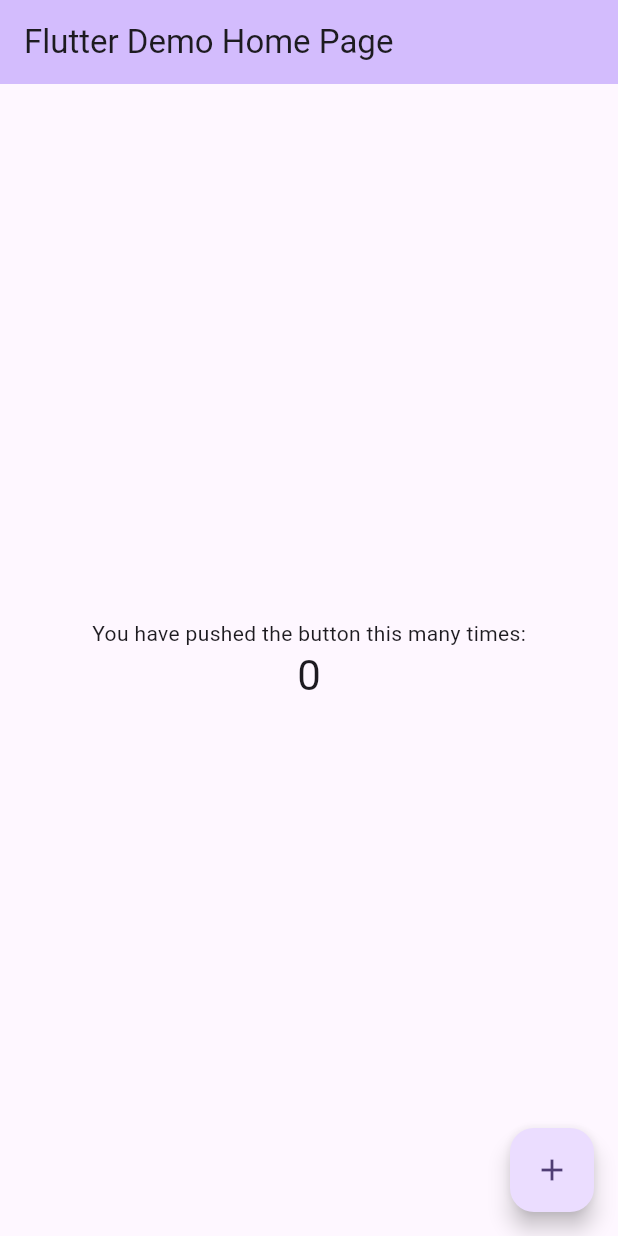
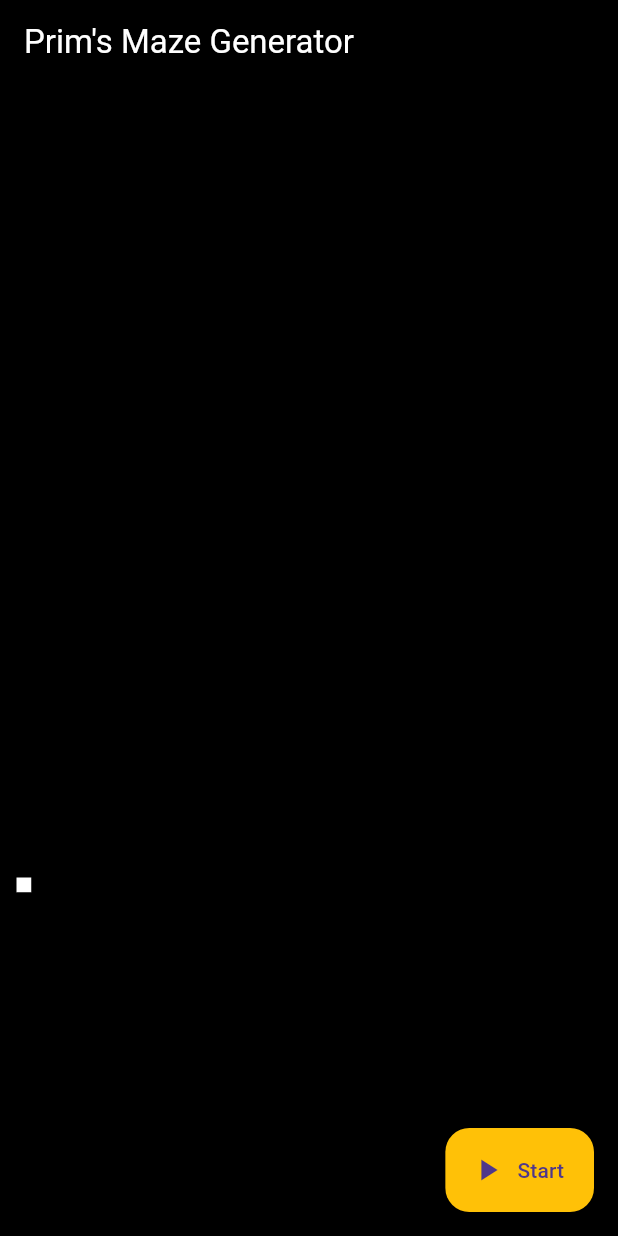
Before and after one commit to AnasNasr-afk/escape_maze, a Flutter app: the screen it shows after launch, on a phone screen of 412 x 824 dp. Run offline on Flutter 3.47's test engine with Material 3 defaults, Android fonts, the phone set to English and light mode, and no system bars.

Commit message:
latest approach

```diff
--- a/lib/main.dart
+++ b/lib/main.dart
@@ -1,122 +1,16 @@
 import 'package:flutter/material.dart';
+import 'maze_screen.dart';
 
-void main() {
-  runApp(const MyApp());
-}
+void main() => runApp(MazeApp());
 
-class MyApp extends StatelessWidget {
-  const MyApp({super.key});
+class MazeApp extends StatelessWidget {
+  const MazeApp({super.key});
 
-  // This widget is the root of your application.
   @override
   Widget build(BuildContext context) {
     return MaterialApp(
-      title: 'Flutter Demo',
-      theme: ThemeData(
-        // This is the theme of your application.
-        //
-        // TRY THIS: Try running your application with "flutter run". You'll see
-        // the application has a purple toolbar. Then, without quitting the app,
-        // try changing the seedColor in the colorScheme below to Colors.green
-        // and then invoke "hot reload" (save your changes or press the "hot
-        // reload" button in a Flutter-supported IDE, or press "r" if you used
-        // the command line to start the app).
-        //
-        // Notice that the counter didn't reset back to zero; the application
-        // state is not lost during the reload. To reset the state, use hot
-        // restart instead.
-        //
-        // This works for code too, not just values: Most code changes can be
-        // tested with just a hot reload.
-        colorScheme: ColorScheme.fromSeed(seedColor: Colors.deepPurple),
-      ),
-      home: const MyHomePage(title: 'Flutter Demo Home Page'),
+      home: MazeScreen(),
+      debugShowCheckedModeBanner: false,
     );
   }
 }
-
-class MyHomePage extends StatefulWidget {
-  const MyHomePage({super.key, required this.title});
-
-  // This widget is the home page of your application. It is stateful, meaning
-  // that it has a State object (defined below) that contains fields that affect
-  // how it looks.
-
-  // This class is the configuration for the state. It holds the values (in this
-  // case the title) provided by the parent (in this case the App widget) and
-  // used by the build method of the State. Fields in a Widget subclass are
-  // always marked "final".
-
-  final String title;
-
-  @override
-  State<MyHomePage> createState() => _MyHomePageState();
-}
-
-class _MyHomePageState extends State<MyHomePage> {
-  int _counter = 0;
-
-  void _incrementCounter() {
-    setState(() {
-      // This call to setState tells the Flutter framework that something has
-      // changed in this State, which causes it to rerun the build method below
-      // so that the display can reflect the updated values. If we changed
-      // _counter without calling setState(), then the build method would not be
-      // called again, and so nothing would appear to happen.
-      _counter++;
-    });
-  }
-
-  @override
-  Widget build(BuildContext context) {
-    // This method is rerun every time setState is called, for instance as done
-    // by the _incrementCounter method above.
-    //
-    // The Flutter framework has been optimized to make rerunning build methods
-    // fast, so that you can just rebuild anything that needs updating rather
-    // than having to individually change instances of widgets.
-    return Scaffold(
-      appBar: AppBar(
-        // TRY THIS: Try changing the color here to a specific color (to
-        // Colors.amber, perhaps?) and trigger a hot reload to see the AppBar
-        // change color while the other colors stay the same.
-        backgroundColor: Theme.of(context).colorScheme.inversePrimary,
-        // Here we take the value from the MyHomePage object that was created by
-        // the App.build method, and use it to set our appbar title.
-        title: Text(widget.title),
-      ),
-      body: Center(
-        // Center is a layout widget. It takes a single child and positions it
-        // in the middle of the parent.
-        child: Column(
-          // Column is also a layout widget. It takes a list of children and
-          // arranges them vertically. By default, it sizes itself to fit its
-          // children horizontally, and tries to be as tall as its parent.
-          //
-          // Column has various properties to control how it sizes itself and
-          // how it positions its children. Here we use mainAxisAlignment to
-          // center the children vertically; the main axis here is the vertical
-          // axis because Columns are vertical (the cross axis would be
-          // horizontal).
-          //
-          // TRY THIS: Invoke "debug painting" (choose the "Toggle Debug Paint"
-          // action in the IDE, or press "p" in the console), to see the
-          // wireframe for each widget.
-          mainAxisAlignment: MainAxisAlignment.center,
-          children: <Widget>[
-            const Text('You have pushed the button this many times:'),
-            Text(
-              '$_counter',
-              style: Theme.of(context).textTheme.headlineMedium,
-            ),
-          ],
-        ),
-      ),
-      floatingActionButton: FloatingActionButton(
-        onPressed: _incrementCounter,
-        tooltip: 'Increment',
-        child: const Icon(Icons.add),
-      ), // This trailing comma makes auto-formatting nicer for build methods.
-    );
-  }
-}
--- /dev/null
+++ b/lib/maze_generator.dart
@@ -0,0 +1,69 @@
+import 'dart:math';
+
+class PrimMaze {
+  final int width;
+  final int height;
+  late List<List<bool>> grid;
+  Set<Point<int>> _frontiers = {};
+  Point<int>? currentFrontier;
+
+  PrimMaze(this.width, this.height) {
+    grid = List.generate(width, (_) => List.generate(height, (_) => false));
+    _init();
+  }
+
+  void _init() {
+    final rand = Random();
+    int x = rand.nextInt(width ~/ 2) * 2 + 1;
+    int y = rand.nextInt(height ~/ 2) * 2 + 1;
+    grid[x][y] = true;
+    _frontiers = _getFrontiers(x, y);
+  }
+
+  Set<Point<int>> _getFrontiers(int x, int y) {
+    final frontiers = <Point<int>>{};
+    for (var offset in [Point(-2, 0), Point(2, 0), Point(0, -2), Point(0, 2)]) {
+      int nx = x + offset.x;
+      int ny = y + offset.y;
+      if (_inBounds(nx, ny) && !grid[nx][ny]) {
+        frontiers.add(Point(nx, ny));
+      }
+    }
+    return frontiers;
+  }
+
+  bool _inBounds(int x, int y) =>
+      x > 0 && y > 0 && x < width - 1 && y < height - 1;
+
+  bool step() {
+    if (_frontiers.isEmpty) return false;
+
+    final rand = Random();
+    currentFrontier = _frontiers.elementAt(rand.nextInt(_frontiers.length));
+    _frontiers.remove(currentFrontier);
+
+    int x = currentFrontier!.x;
+    int y = currentFrontier!.y;
+
+    List<Point<int>> neighbors = [];
+    for (var offset in [Point(-2, 0), Point(2, 0), Point(0, -2), Point(0, 2)]) {
+      int nx = x + offset.x;
+      int ny = y + offset.y;
+      if (_inBounds(nx, ny) && grid[nx][ny]) {
+        neighbors.add(Point(nx, ny));
+      }
+    }
+
+    if (neighbors.isNotEmpty) {
+      final chosen = neighbors[rand.nextInt(neighbors.length)];
+      int wallX = (x + chosen.x) ~/ 2;
+      int wallY = (y + chosen.y) ~/ 2;
+      grid[x][y] = true;
+      grid[wallX][wallY] = true;
+
+      _frontiers.addAll(_getFrontiers(x, y));
+    }
+
+    return true;
+  }
+}
--- /dev/null
+++ b/lib/maze_painter.dart
@@ -0,0 +1,52 @@
+import 'dart:math';
+import 'package:flutter/material.dart';
+import 'maze_generator.dart';
+
+class MazePainter extends CustomPainter {
+  final PrimMaze maze;
+  final double cellSize;
+  final Color wallColor;
+  final Color pathColor;
+  final Color highlightColor;
+
+  MazePainter({
+    required this.maze,
+    this.cellSize = 10,
+    this.wallColor = Colors.black,
+    this.pathColor = Colors.white,
+    this.highlightColor = Colors.red,
+  });
+
+  @override
+  void paint(Canvas canvas, Size size) {
+    final paint = Paint();
+
+    for (int x = 0; x < maze.width; x++) {
+      for (int y = 0; y < maze.height; y++) {
+        paint.color = maze.grid[x][y] ? pathColor : wallColor;
+        canvas.drawRect(
+          Rect.fromLTWH(x * cellSize, y * cellSize, cellSize, cellSize),
+          paint,
+        );
+      }
+    }
+
+    if (maze.currentFrontier != null) {
+      paint.color = highlightColor;
+      canvas.drawRect(
+        Rect.fromLTWH(
+          maze.currentFrontier!.x * cellSize,
+          maze.currentFrontier!.y * cellSize,
+          cellSize,
+          cellSize,
+        ),
+        paint,
+      );
+    }
+  }
+
+  @override
+  bool shouldRepaint(covariant MazePainter oldDelegate) {
+    return true;
+  }
+}
--- /dev/null
+++ b/lib/maze_screen.dart
@@ -0,0 +1,72 @@
+import 'dart:async';
+import 'package:flutter/material.dart';
+import 'maze_generator.dart';
+import 'maze_painter.dart';
+
+class MazeScreen extends StatefulWidget {
+  const MazeScreen({super.key});
+
+  @override
+  State<MazeScreen> createState() => _MazeScreenState();
+}
+
+class _MazeScreenState extends State<MazeScreen> {
+  late PrimMaze maze;
+  Timer? _timer;
+
+  @override
+  void initState() {
+    super.initState();
+    maze = PrimMaze(41, 41);
+  }
+
+  void startAnimation() {
+    _timer?.cancel();
+    maze = PrimMaze(41, 41);
+    _timer = Timer.periodic(Duration(milliseconds: 200), (timer) {
+      bool hasNext = maze.step();
+      setState(() {});
+      if (!hasNext) timer.cancel();
+    });
+  }
+
+  @override
+  void dispose() {
+    _timer?.cancel();
+    super.dispose();
+  }
+
+  @override
+  Widget build(BuildContext context) {
+    return Scaffold(
+      backgroundColor: Colors.black,
+      appBar: AppBar(
+        title: Text("Prim's Maze Generator",
+          style: TextStyle(
+            color: Colors.white
+          ),
+
+        ),
+        backgroundColor: Colors.black,
+      ),
+      body: Center(
+        child: SingleChildScrollView(
+          scrollDirection: Axis.horizontal,
+          child: SingleChildScrollView(
+            scrollDirection: Axis.vertical,
+            child: CustomPaint(
+              painter: MazePainter(maze: maze, cellSize: 10),
+              size: Size(maze.width * 10.0, maze.height * 10.0),
+            ),
+          ),
+        ),
+      ),
+      floatingActionButton: FloatingActionButton.extended(
+        backgroundColor: Colors.amber,
+        onPressed: startAnimation,
+        icon: Icon(Icons.play_arrow),
+        label: Text('Start'),
+      ),
+    );
+  }
+}
--- a/pubspec.yaml
+++ b/pubspec.yaml
@@ -34,6 +34,8 @@ dependencies:
   # The following adds the Cupertino Icons font to your application.
   # Use with the CupertinoIcons class for iOS style icons.
   cupertino_icons: ^1.0.8
+  maze: ^3.0.0
+  cached_network_image: ^3.2.3
 
 dev_dependencies:
   flutter_test:
```
Also changed, not shown: lib/cell.dart (added, +18 -0 lines), lib/maze_app.dart (added), pubspec.lock, 4 other files.
